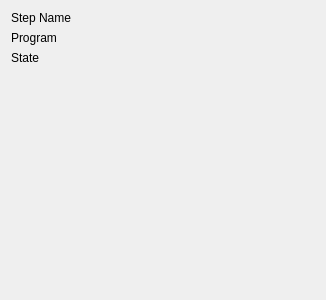
Qt form MainApplication/PipelineViewerView/pipelineStepViewer_GUI.ui (tkideneb1999/GameAssetPipelineProgram) before a commit.
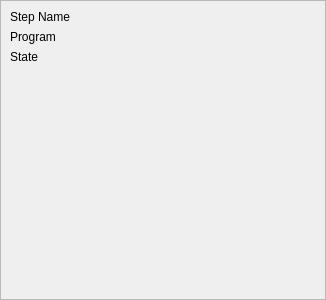
The same form after that commit.

Commit message: added visual feedback for selecting step if started in correct program

Patch:
```diff
--- a/MainApplication/PipelineViewerView/pipelineStepViewer_GUI.ui
+++ b/MainApplication/PipelineViewerView/pipelineStepViewer_GUI.ui
@@ -13,8 +13,47 @@
   <property name="windowTitle">
    <string>Form</string>
   </property>
-  <layout class="QFormLayout" name="formLayout">
-   <item row="0" column="0">
+  <property name="autoFillBackground">
+   <bool>true</bool>
+  </property>
+  <layout class="QVBoxLayout" name="verticalLayout">
+   <property name="leftMargin">
+    <number>0</number>
+   </property>
+   <property name="topMargin">
+    <number>0</number>
+   </property>
+   <property name="rightMargin">
+    <number>0</number>
+   </property>
+   <property name="bottomMargin">
+    <number>0</number>
+   </property>
+   <item>
+    <widget class="QFrame" name="frame">
+     <property name="frameShape">
+      <enum>QFrame::StyledPanel</enum>
+     </property>
+     <property name="frameShadow">
+      <enum>QFrame::Raised</enum>
+     </property>
+     <property name="lineWidth">
+      <number>2</number>
+     </property>
+     <layout class="QVBoxLayout" name="verticalLayout_2">
+      <property name="leftMargin">
+       <number>9</number>
+      </property>
+      <property name="topMargin">
+       <number>9</number>
+      </property>
+      <property name="rightMargin">
+       <number>9</number>
+      </property>
+      <property name="bottomMargin">
+       <number>9</number>
+      </property>
+      <item>
     <widget class="QLabel" name="name_label">
      <property name="sizePolicy">
       <sizepolicy hsizetype="Preferred" vsizetype="Fixed">
@@ -27,7 +66,7 @@
      </property>
     </widget>
    </item>
-   <item row="1" column="0">
+      <item>
     <widget class="QLabel" name="program_label">
      <property name="sizePolicy">
       <sizepolicy hsizetype="Preferred" vsizetype="Fixed">
@@ -40,7 +79,7 @@
      </property>
     </widget>
    </item>
-   <item row="2" column="0">
+      <item>
     <widget class="QLabel" name="state_label">
      <property name="sizePolicy">
       <sizepolicy hsizetype="Preferred" vsizetype="Fixed">
@@ -53,7 +92,7 @@
      </property>
     </widget>
    </item>
-   <item row="3" column="0">
+      <item>
     <spacer name="verticalSpacer">
      <property name="orientation">
       <enum>Qt::Vertical</enum>
@@ -65,6 +104,9 @@
       </size>
      </property>
     </spacer>
+      </item>
+     </layout>
+    </widget>
    </item>
   </layout>
  </widget>
```
Left out of the diff: 3 changed lines with no effect on the pictures. Lines whose indentation alone changed are shown as unchanged. The commit also changes 6 other files.
